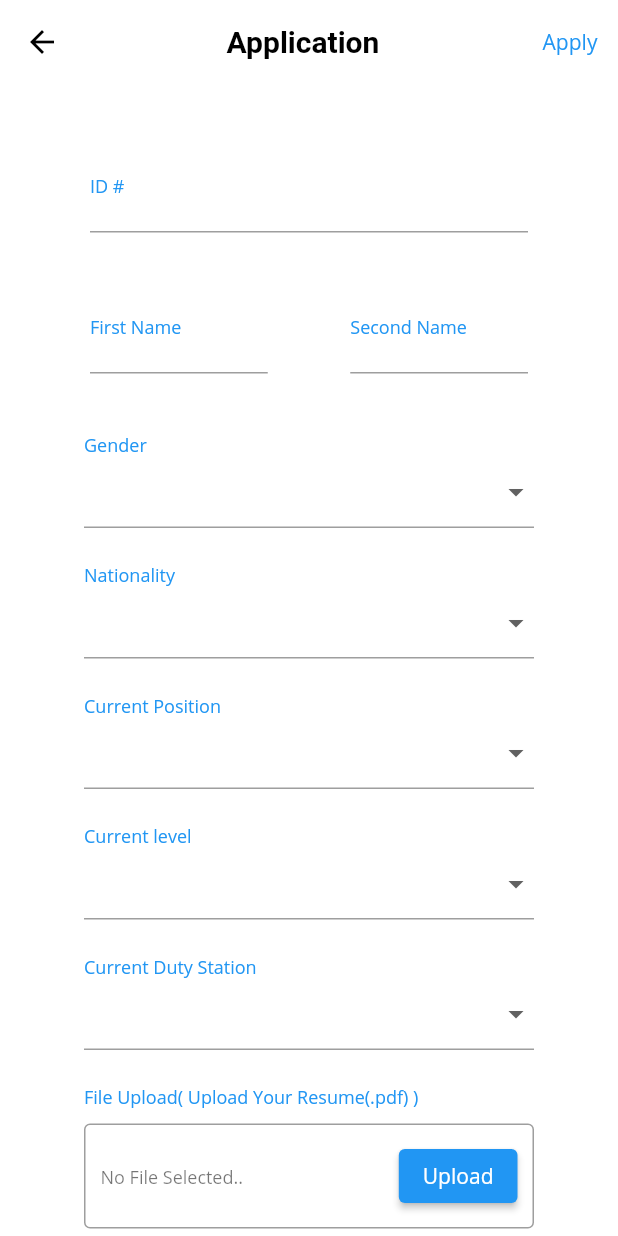
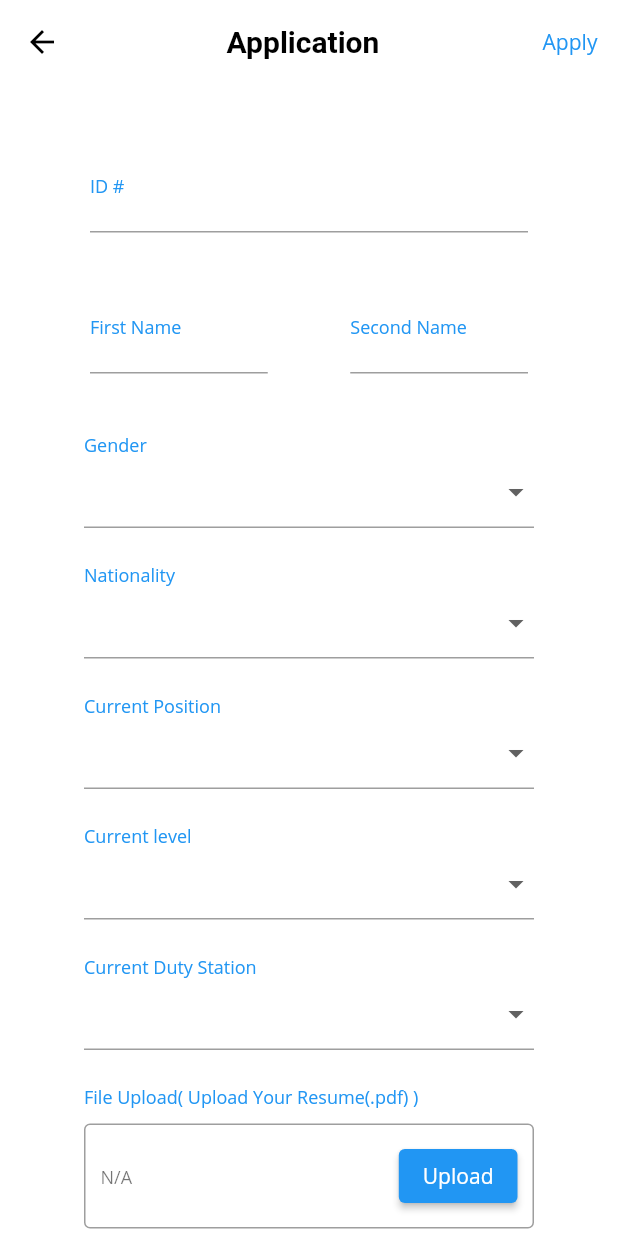
Before and after one commit to Ohgyuchan/famtopia, a Flutter app: the ApplyScreen screen opened directly with empty values, after a tap on "Upload", on a phone screen of 412 x 824 dp. Run offline on Flutter 3.47's test engine with Material 2 defaults, Android fonts, the phone set to English and light mode, and no system bars; our stand-ins replace cloud_firestore, file_picker, firebase_auth, firebase_core, firebase_storage, flutter_phoenix and 4 more; accounts and stored records are empty.

Commit message:
Update to Upload File -> apply_screen

```diff
--- a/lib/screens/apply_screen.dart
+++ b/lib/screens/apply_screen.dart
@@ -147,7 +147,6 @@ class _ApplyScreenState extends State<ApplyScreen> {
 
     // ignore: non_constant_identifier_names
     Widget BasicInfo() {
-      String _fileName = 'N/A';
       return Container(
         padding: const EdgeInsets.all(20),
         child: Container(
@@ -351,7 +350,8 @@ class _ApplyScreenState extends State<ApplyScreen> {
                 dense: true,
                 title: Text('File Upload( Upload Your Resume(.pdf) )',
                     style: TextStyle(color: Colors.blue, fontSize: 12)),
-                subtitle: Column(children: [
+                subtitle: Wrap(
+                  children: <Widget>[
                     Container(
                       margin: EdgeInsets.only(top: 10),
                       padding: EdgeInsets.all(10),
@@ -365,9 +365,7 @@ class _ApplyScreenState extends State<ApplyScreen> {
                         children: [
                           Container(
                             alignment: Alignment.topLeft,
-                            child: Text(_fileName == 'N/A'
-                                ? 'No File Selected..'
-                                : _fileName),
+                            child: Text('$_uploadFileName'),
                           ),
                           Container(
                             alignment: Alignment.topRight,
@@ -375,21 +373,11 @@ class _ApplyScreenState extends State<ApplyScreen> {
                               child: Text('Upload'),
                               onPressed: () {
                                 SelectFile();
-                                setState(() {
-                                  if (_filePickerresult != null) {
-                                    fileBytes = _filePickerresult!
-                                        .files.first.bytes;
-                                    String fileName =
-                                        _filePickerresult!.files.first.name;
-                                    _fileName = fileName;
-                                    _uploadFileName = fileName;
-                                  }
-                                });
                               },
                             ),
                           ),
-                        ]),
-
+                        ],
+                      ),
                       // DropdownButtonFormField(
                       //     isExpanded: true,
                       //     items: _dutyStationList.map(
@@ -407,7 +395,8 @@ class _ApplyScreenState extends State<ApplyScreen> {
                       //       });
                       //     }),
                     ),
-                ]),
+                  ],
+                ),
               ),
             ],
           ),
@@ -460,5 +449,15 @@ class _ApplyScreenState extends State<ApplyScreen> {
   // ignore: non_constant_identifier_names
   Future SelectFile() async {
     _filePickerresult = await FilePicker.platform.pickFiles();
+
+    setState(() {
+      if (_filePickerresult != null) {
+        fileBytes =
+            _filePickerresult!.files.first.bytes;
+        String fileName =
+            _filePickerresult!.files.first.name;
+        _uploadFileName = fileName;
+      }
+    });
   }
 }
--- a/lib/screens/home/home_content_desktop.dart
+++ b/lib/screens/home/home_content_desktop.dart
@@ -73,7 +73,7 @@ class _HomeContentDesktopState extends State<HomeContentDesktop> {
 // import 'package:flutter/material.dart';
 // import 'package:cloud_firestore/cloud_firestore.dart';
 // import 'package:hr_relocation/models/post.dart';
-// import 'package:hr_relocation/models/posts_repository.dart';
+// import 'package:hr_relocation/models/lists_repository.dart';
 
 // class HomeContentDesktop extends StatefulWidget {
 //   const HomeContentDesktop({Key? key}) : super(key: key);
--- a/lib/screens/home/home_content_tablet.dart
+++ b/lib/screens/home/home_content_tablet.dart
@@ -1,7 +1,7 @@
 // import 'package:cloud_firestore/cloud_firestore.dart';
 // import "package:flutter/material.dart";
 // import 'package:hr_relocation/models/post.dart';
-// import 'package:hr_relocation/models/posts_repository.dart';
+// import 'package:hr_relocation/models/lists_repository.dart';
 
 // class HomeContentTablet extends StatelessWidget {
 //   const HomeContentTablet({Key? key}) : super(key: key);
@@ -55,7 +55,6 @@
 import 'package:cloud_firestore/cloud_firestore.dart';
 import "package:flutter/material.dart";
 import 'package:hr_relocation/models/post.dart';
-import 'package:hr_relocation/models/posts_repository.dart';
 
 class HomeContentTablet extends StatelessWidget {
   const HomeContentTablet({Key? key}) : super(key: key);
--- a/lib/screens/home/home_screen.dart
+++ b/lib/screens/home/home_screen.dart
@@ -2,8 +2,6 @@ import 'package:flutter/material.dart';
 import 'package:hr_relocation/screens/home/home_content_desktop.dart';
 import 'package:hr_relocation/screens/home/home_content_mobile.dart';
 import 'package:hr_relocation/screens/home/home_content_tablet.dart';
-import 'package:cloud_firestore/cloud_firestore.dart';
-import 'package:hr_relocation/models/posts_repository.dart';
 import 'package:responsive_builder/responsive_builder.dart';
 
 class HomeScreen extends StatefulWidget {
```
Also changed, not shown: lib/models/posts_repository.dart (deleted, +0 -123 lines). Lines whose indentation alone changed are shown as unchanged.
